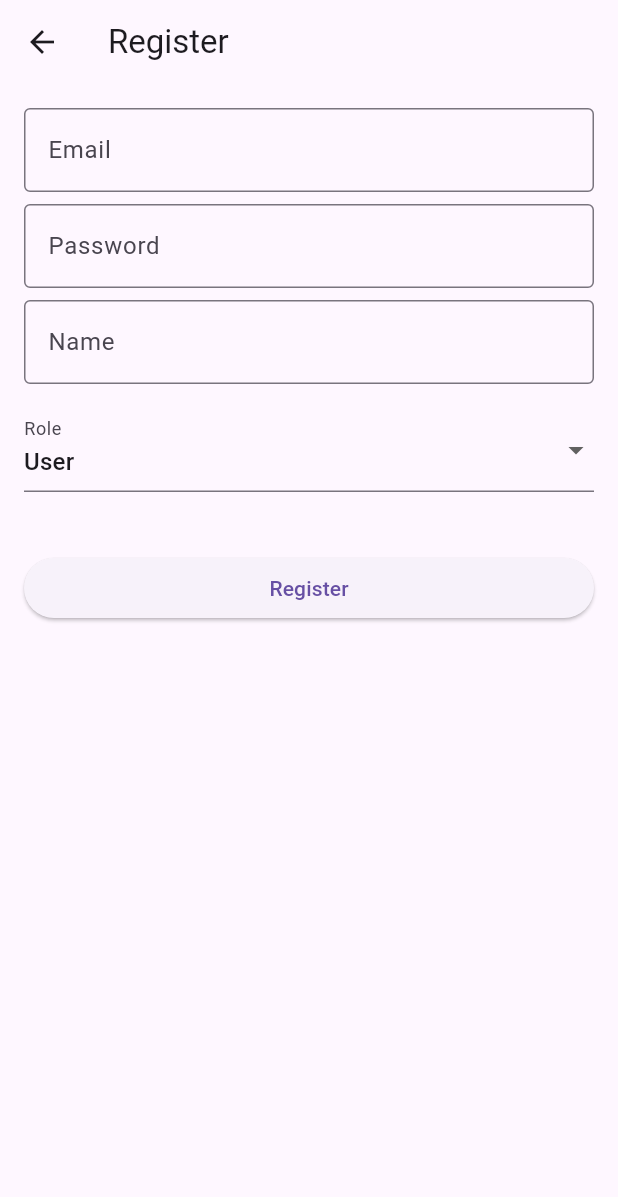
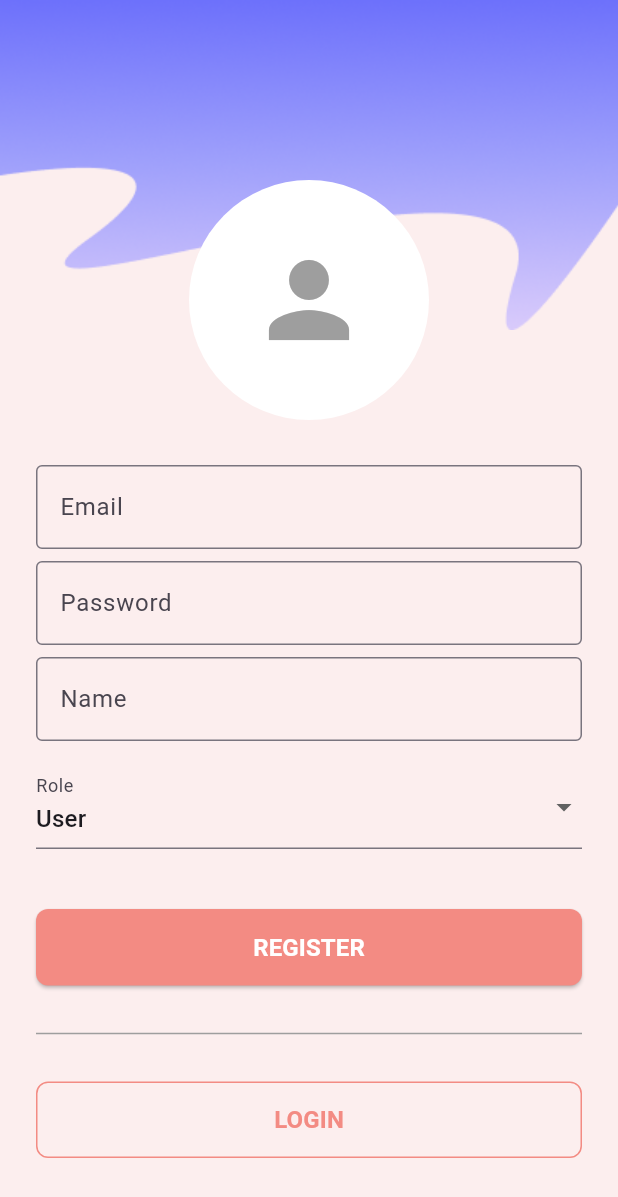
Before and after one commit to jervis535/sehatin, a Flutter app: the RegisterScreen screen opened directly, on a phone screen of 412 x 824 dp. Shown: the top 1197 px of the screen. Run offline on Flutter 3.47's test engine with Material 3 defaults, Android fonts, the phone set to English and light mode, and no system bars; our stand-ins replace flutter_dotenv, image_picker, shared_preferences; accounts and stored records are empty.

Commit message:
Stlying for Register (database)

```diff
--- a/sehatin/lib/screens/register/register_screen.dart
+++ b/sehatin/lib/screens/register/register_screen.dart
@@ -12,6 +12,7 @@ import '../poi_search/poi_search_screen.dart';
 import 'credential_fields.dart';
 import 'role_selector.dart';
 import 'role_specific_fields.dart';
+import '../login/login_screen.dart';
 
 class RegisterScreen extends StatefulWidget {
   const RegisterScreen({super.key});
@@ -69,7 +70,8 @@ class _RegisterScreenState extends State<RegisterScreen> {
     if (!_formKey.currentState!.validate()) return;
 
     // validate role‐fields
-    if ((_selectedRole == 'doctor' && (_specializationCtrl.text.isEmpty || _selectedPoi == null)) ||
+    if ((_selectedRole == 'doctor' &&
+            (_specializationCtrl.text.isEmpty || _selectedPoi == null)) ||
         (_selectedRole == 'customer service' && _selectedPoi == null)) {
       ScaffoldMessenger.of(context).showSnackBar(
         const SnackBar(content: Text('Please fill all required fields')),
@@ -89,7 +91,8 @@ class _RegisterScreenState extends State<RegisterScreen> {
         password: _passwordCtrl.text.trim(),
         name: _nameCtrl.text.trim(),
         role: _selectedRole,
-        specialization: _selectedRole == 'doctor' ? _specializationCtrl.text.trim() : null,
+        specialization:
+            _selectedRole == 'doctor' ? _specializationCtrl.text.trim() : null,
         poiId: _selectedPoi?.id.toString(),
       );
       final user = resp['user'], token = resp['token'];
@@ -106,20 +109,53 @@ class _RegisterScreenState extends State<RegisterScreen> {
         MaterialPageRoute(builder: (_) => HomeScreen(user: user, token: token)),
       );
     } catch (e) {
-      ScaffoldMessenger.of(context)
-          .showSnackBar(SnackBar(content: Text('Error: $e')));
+      ScaffoldMessenger.of(
+        context,
+      ).showSnackBar(SnackBar(content: Text('Error: $e')));
     }
   }
 
   @override
   Widget build(BuildContext context) {
     return Scaffold(
-      appBar: AppBar(title: const Text('Register')),
-      body: Padding(
-        padding: const EdgeInsets.all(16),
+      backgroundColor: const Color(0xFFFCEEEE),
+      body: SingleChildScrollView(
+        child: Column(
+          children: [
+            Stack(
+              clipBehavior: Clip.none,
+              children: [
+                // Custom Wave Background
+                SizedBox(
+                  height: 220,
+                  width: double.infinity,
+                  child: Align(
+                    alignment: Alignment.bottomCenter,
+                    child: Image.asset(
+                      'assets/wave.png', // pastikan wave.png ada di assets
+                      fit: BoxFit.cover,
+                      height: 220,
+                    ),
+                  ),
+                ),
+                Positioned(
+                  top: 120,
+                  left: 0,
+                  right: 0,
+                  child: CircleAvatar(
+                    radius: 80,
+                    backgroundColor: Colors.white,
+                    child: Icon(Icons.person, size: 80, color: Colors.grey),
+                  ),
+                ),
+              ],
+            ),
+            const SizedBox(height: 90),
+            Padding(
+              padding: const EdgeInsets.symmetric(horizontal: 24),
               child: Form(
                 key: _formKey,
-          child: ListView(
+                child: Column(
                   children: [
                     CredentialFields(
                       emailCtrl: _emailCtrl,
@@ -147,9 +183,63 @@ class _RegisterScreenState extends State<RegisterScreen> {
                       evidencePicked: _evidenceFile != null,
                     ),
                     const SizedBox(height: 24),
-              ElevatedButton(onPressed: _register, child: const Text('Register')),
+                    SizedBox(
+                      width: double.infinity,
+                      child: ElevatedButton(
+                        onPressed: _register,
+                        style: ElevatedButton.styleFrom(
+                          backgroundColor: const Color(0xFFF38B83),
+                          padding: const EdgeInsets.symmetric(vertical: 14),
+                          shape: RoundedRectangleBorder(
+                            borderRadius: BorderRadius.circular(8),
+                          ),
+                        ),
+                        child: const Text(
+                          'REGISTER',
+                          style: TextStyle(
+                            fontWeight: FontWeight.bold,
+                            fontSize: 16,
+                            color: Colors.white,
+                          ),
+                        ),
+                      ),
+                    ),
+                    const SizedBox(height: 24),
+                    const Divider(thickness: 1, color: Colors.grey),
+                    const SizedBox(height: 24),
+                    SizedBox(
+                      width: double.infinity,
+                      child: OutlinedButton(
+                        onPressed: () {
+                          Navigator.pushReplacement(
+                            context,
+                            MaterialPageRoute(
+                              builder: (_) => const LoginScreen(),
+                            ),
+                          );
+                        },
+                        style: OutlinedButton.styleFrom(
+                          side: const BorderSide(color: Color(0xFFF38B83)),
+                          padding: const EdgeInsets.symmetric(vertical: 14),
+                          shape: RoundedRectangleBorder(
+                            borderRadius: BorderRadius.circular(8),
+                          ),
+                        ),
+                        child: const Text(
+                          'LOGIN',
+                          style: TextStyle(
+                            fontWeight: FontWeight.bold,
+                            fontSize: 16,
+                            color: Color(0xFFF38B83),
+                          ),
+                        ),
+                      ),
+                    ),
                   ],
                 ),
+              ),
+            ),
+          ],
         ),
       ),
     );
```
Lines whose indentation alone changed are shown as unchanged.
